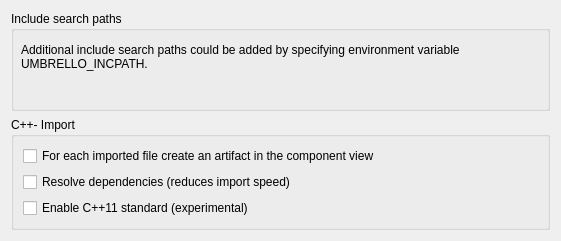
This is umbrello/dialogs/pages/codeimportoptionspage.ui in KDE/umbrello as Qt 5 draws it before an edit. The edited form follows.
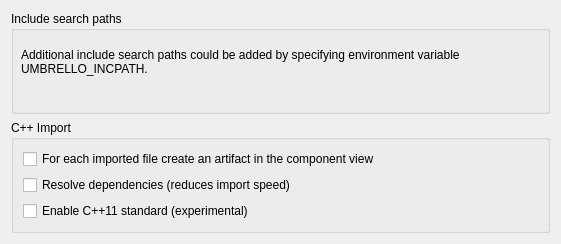
This is the edited form.

Commit message: dialogs/pages/codeimportoptionspage.ui - In group box "Include search paths" increase height of label by a   small amount.  Reason: The text is slightly truncated at its base   such that the "_" of UMBRELLO_INCPATH is not displayed. - In group box "C++- Import" remove the "-" from the title.

```diff
--- a/umbrello/dialogs/pages/codeimportoptionspage.ui
+++ b/umbrello/dialogs/pages/codeimportoptionspage.ui
@@ -7,7 +7,7 @@
     <x>0</x>
     <y>0</y>
     <width>561</width>
-    <height>226</height>
+    <height>244</height>
    </rect>
   </property>
   <layout class="QGridLayout" name="gridLayout_2">
@@ -36,7 +36,7 @@
           <x>10</x>
           <y>30</y>
           <width>513</width>
-          <height>31</height>
+          <height>41</height>
          </rect>
         </property>
         <property name="text">
@@ -53,7 +53,7 @@
    <item row="1" column="0">
     <widget class="QGroupBox" name="groupBox">
      <property name="title">
-      <string>C++- Import</string>
+      <string>C++ Import</string>
      </property>
      <layout class="QGridLayout" name="gridLayout">
       <item row="0" column="0">
```
